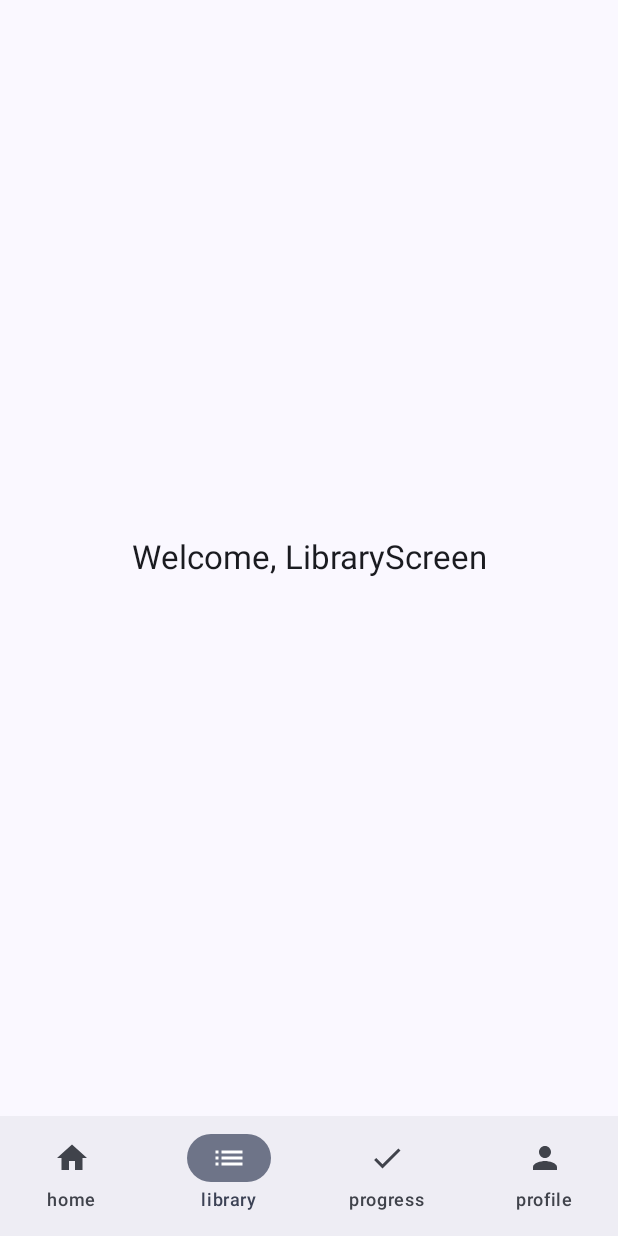
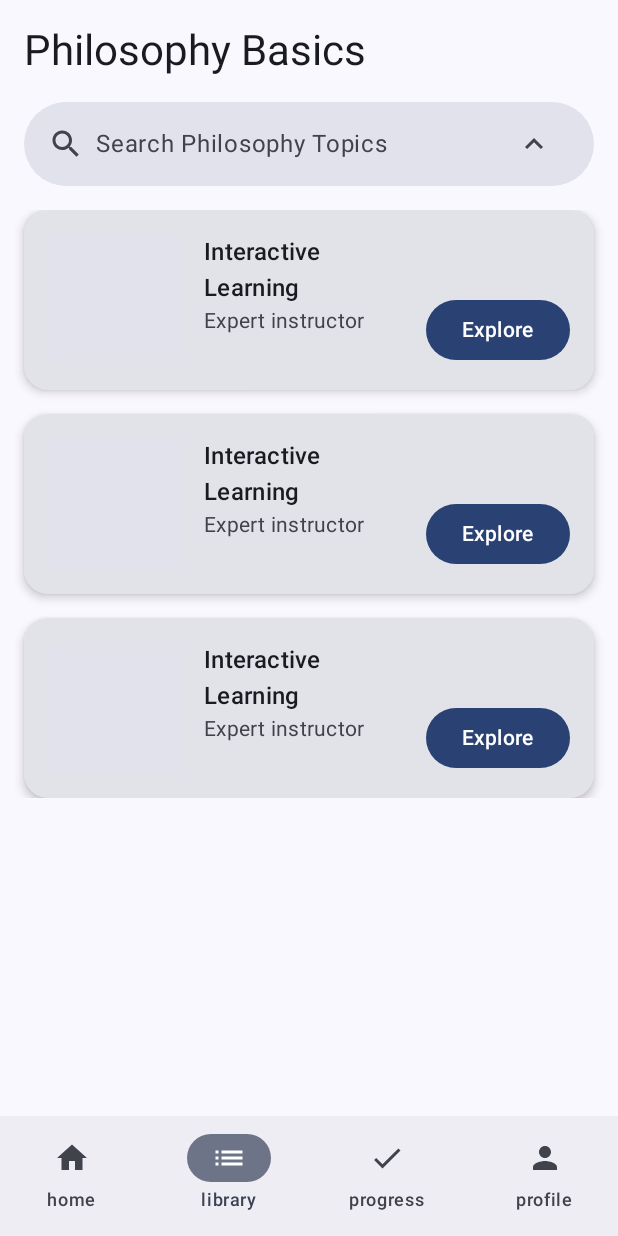
Before and after one commit to Semiys/Sophiaapp, an Android app built with Jetpack Compose: the LibraryScreen screen opened through its navigation route, on a phone screen of 412 x 824 dp. Run offline under Robolectric (Android 15) with nearby library versions, the phone set to English and light mode, and no system bars.

Commit message:
feat(library): implement filter bottom sheet and search bar - Add SearchBar component with filter button - Create FilterBottomSheet with Popular Topics and Branches - Implement FilterChip grid for topics selection - Add checkbox list for branches selection - Configure state management for filters - Add Apply Filters button - Integrate components in LibraryScreen

```diff
--- /dev/null
+++ b/app/src/main/java/com/example/sophiaapp/domain/models/FilterModels.kt
@@ -0,0 +1,11 @@
+package com.example.sophiaapp.domain.models
+
+data class Topic(
+    val name: String,
+    var isSelected: Boolean =false
+)
+
+data class Branch(
+    val name: String,
+    var isSelected: Boolean=false
+)
--- /dev/null
+++ b/app/src/main/java/com/example/sophiaapp/presentation/components/CourseCard.kt
@@ -0,0 +1,90 @@
+package com.example.sophiaapp.presentation.components
+
+import androidx.compose.runtime.Composable
+import androidx.compose.foundation.layout.Column
+import androidx.compose.foundation.layout.fillMaxWidth
+import androidx.compose.foundation.layout.fillMaxSize
+import androidx.compose.foundation.layout.height
+import androidx.compose.foundation.layout.Row
+import androidx.compose.foundation.layout.padding
+import androidx.compose.foundation.layout.Arrangement
+import androidx.compose.foundation.layout.Box
+import androidx.compose.foundation.layout.size
+import androidx.compose.foundation.background
+
+
+
+import androidx.compose.foundation.shape.RoundedCornerShape
+
+import androidx.compose.ui.unit.dp
+import androidx.compose.ui.Modifier
+import androidx.compose.ui.Alignment
+
+
+import androidx.compose.material3.CardDefaults
+import androidx.compose.material3.Card
+import androidx.compose.material3.MaterialTheme
+import androidx.compose.material3.Text
+import androidx.compose.material3.Button
+
+
+
+@Composable
+fun CourseCard(
+    title: String,
+    subtitle: String,
+    onExploreClick:() -> Unit
+){
+    Card(
+        modifier=Modifier
+            .fillMaxWidth()
+            .height(120.dp),
+        elevation=CardDefaults.cardElevation(
+            defaultElevation= 4.dp
+        ),
+        shape=RoundedCornerShape(16.dp)
+    ){
+        Row(
+            modifier=Modifier
+                .fillMaxSize()
+                .padding(16.dp),
+            horizontalArrangement=Arrangement.SpaceBetween
+
+        ){
+            Box(
+                modifier=Modifier
+                    .size(88.dp)
+                    .background(
+                        color=MaterialTheme.colorScheme.surfaceVariant,
+                        shape=RoundedCornerShape(8.dp)
+                    )
+            )
+            Column(
+                modifier=Modifier
+                    .weight(1f)
+                    .padding(horizontal=16.dp),
+                verticalArrangement=Arrangement.Center
+            ){
+                Text(
+                    text=title,
+                    style=MaterialTheme.typography.titleMedium
+                )
+                Text(
+                    text=subtitle,
+                    style=MaterialTheme.typography.bodyMedium,
+                    color=MaterialTheme.colorScheme.onSurfaceVariant
+                )
+
+            }
+            Button(
+                onClick=onExploreClick,
+                modifier=Modifier
+                    .align(Alignment.Bottom)
+            ){
+                Text("Explore")
+            }
+
+        }
+
+    }
+}
--- /dev/null
+++ b/app/src/main/java/com/example/sophiaapp/presentation/components/SearchBar.kt
@@ -0,0 +1,77 @@
+package com.example.sophiaapp.presentation.components
+
+import androidx.compose.runtime.Composable
+import androidx.compose.foundation.layout.Row
+import androidx.compose.foundation.layout.fillMaxWidth
+import androidx.compose.foundation.layout.height
+import androidx.compose.foundation.layout.Arrangement
+import androidx.compose.foundation.layout.Spacer
+import androidx.compose.foundation.layout.width
+
+import androidx.compose.foundation.shape.RoundedCornerShape
+import androidx.compose.foundation.background
+import androidx.compose.foundation.layout.padding
+import androidx.compose.material3.MaterialTheme
+import androidx.compose.material3.Text
+import androidx.compose.material3.Icon
+import androidx.compose.material3.IconButton
+
+
+
+import androidx.compose.ui.Modifier
+import androidx.compose.ui.Alignment
+import androidx.compose.ui.unit.dp
+
+import androidx.compose.ui.draw.clip
+
+import androidx.compose.material.icons.Icons
+import androidx.compose.material.icons.filled.Search
+import androidx.compose.material.icons.filled.KeyboardArrowUp
+
+
+
+
+@Composable
+fun SearchBar(
+    modifier:Modifier=Modifier,
+    onFilterClick:()->Unit
+){
+    Row(
+        modifier=Modifier
+            .fillMaxWidth()
+            .height(56.dp)
+            .clip(RoundedCornerShape(28.dp))
+            .background(MaterialTheme.colorScheme.surfaceVariant)
+            .padding(horizontal=16.dp),
+        verticalAlignment=Alignment.CenterVertically,
+        horizontalArrangement=Arrangement.SpaceBetween
+    ){
+        Row(
+            verticalAlignment=Alignment.CenterVertically
+        ){
+            Icon(
+                imageVector=Icons.Default.Search,
+                contentDescription="Search",
+                tint=MaterialTheme.colorScheme.onSurfaceVariant
+            )
+            Spacer(modifier=Modifier.width(8.dp))
+
+            Text(
+                text="Search Philosophy Topics",
+                style=MaterialTheme.typography.bodyLarge,
+                color=MaterialTheme.colorScheme.onSurfaceVariant
+
+            )
+        }
+        IconButton(
+            onClick=onFilterClick
+        ){
+            Icon(
+                imageVector=Icons.Default.KeyboardArrowUp,
+                contentDescription="Filter",
+                tint=MaterialTheme.colorScheme.onSurfaceVariant
+            )
+        }
+
+    }
+}
--- a/app/src/main/java/com/example/sophiaapp/presentation/screens/library/LibraryScreen.kt
+++ b/app/src/main/java/com/example/sophiaapp/presentation/screens/library/LibraryScreen.kt
@@ -1,26 +1,93 @@
 package com.example.sophiaapp.presentation.screens.library
 
 import androidx.compose.runtime.Composable
+import androidx.compose.runtime.getValue
+import androidx.compose.runtime.mutableStateOf
+import androidx.compose.runtime.remember
+import androidx.compose.runtime.setValue
 import androidx.compose.foundation.layout.Box
 import androidx.compose.foundation.layout.fillMaxSize
+import androidx.compose.foundation.layout.Column
+import androidx.compose.foundation.layout.padding
+import androidx.compose.foundation.layout.fillMaxWidth
+import androidx.compose.foundation.layout.Arrangement
+import androidx.compose.foundation.layout.Spacer
+import androidx.compose.foundation.layout.height
+import androidx.compose.foundation.lazy.LazyColumn
+
+
+
 import androidx.compose.material3.Text
 import androidx.compose.material3.MaterialTheme
 import androidx.compose.ui.Alignment
 import androidx.compose.ui.Modifier
+import androidx.compose.ui.unit.dp
 
+import com.example.sophiaapp.presentation.components.SearchBar
+import com.example.sophiaapp.presentation.components.CourseCard
+import com.example.sophiaapp.presentation.components.FilterBottomSheet
+
+
+
+import androidx.compose.ui.tooling.preview.Preview
 
 
 
 @Composable
 fun LibraryScreen(){
-    Box(
+    var showBottomSheet by remember {mutableStateOf(false)}
+    Column(
         modifier=Modifier
-            .fillMaxSize(),
-        contentAlignment=Alignment.Center
+            .fillMaxSize()
+            .padding(16.dp)
     ){
         Text(
-            text="Welcome, LibraryScreen",
-            style=MaterialTheme.typography.titleLarge
+            text="Philosophy Basics",
+            style=MaterialTheme.typography.headlineMedium,
+            modifier=Modifier.padding(bottom=16.dp)
         )
+        SearchBar(
+            onFilterClick={showBottomSheet=true}
+        )
+        Spacer(modifier=Modifier.height(16.dp))
+
+        LazyColumn(
+            modifier=Modifier.fillMaxWidth(),
+            verticalArrangement=Arrangement.spacedBy(16.dp)
+
+        ){
+            items(3){
+                CourseCard(
+                    title="Interactive Learning",
+                    subtitle="Expert instructor",
+                    onExploreClick={/*Обработка позже*/}
+                )
+            }
+
+        }
+
     }
+    FilterBottomSheet(
+        showBottomSheet=showBottomSheet,
+        onDismiss={showBottomSheet=false}
+    )
+
 }
+
+
+
+
+
+
+
+
+
+
+
+
+
+@Preview(showBackground=true)
+@Composable
+fun LibraryScreenPreview(){
+    LibraryScreen()
+}
```
Also changed, not shown: app/src/main/java/com/example/sophiaapp/presentation/components/FilterBottomSheet.kt (added, +154 -0 lines).
